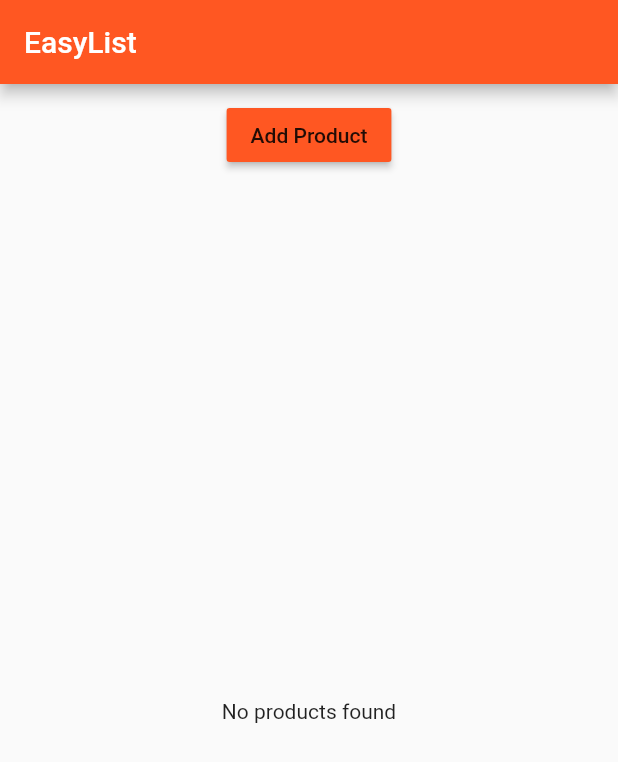
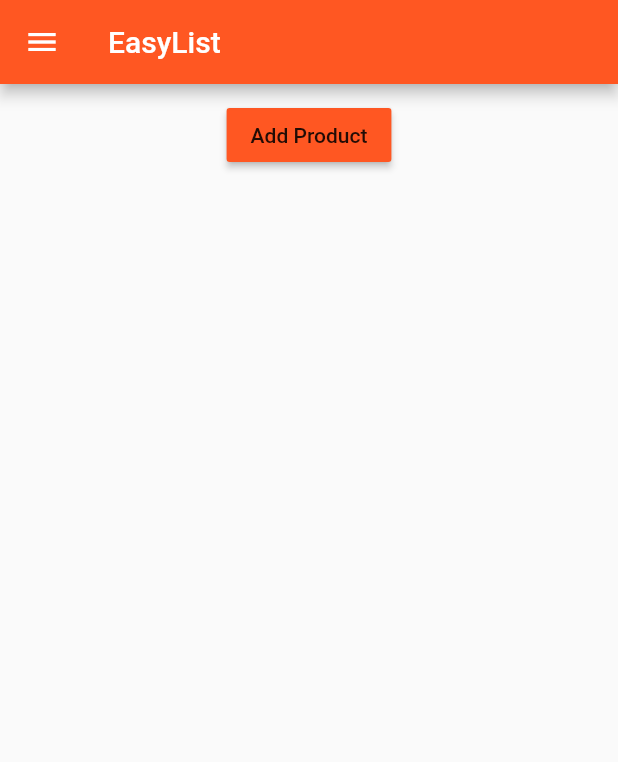
Before and after one commit to Sevak51/creating-client-biography-page, a Flutter app: the screen it shows after launch, on a phone screen of 412 x 824 dp. Shown: the top 762 px of the screen. Run offline on Flutter 3.47's test engine with Material 2 defaults, Android fonts, the phone set to English and light mode, and no system bars.

Commit message:
adding listviews

```diff
--- a/first_app/lib/main.dart
+++ b/first_app/lib/main.dart
@@ -1,7 +1,10 @@
 import 'package:flutter/material.dart';
 // import 'package:flutter/rendering.dart';
 
-import './product_manager.dart';
+import './pages/auth.dart';
+import './pages/products_admin.dart';
+import './pages/products.dart';
+import './pages/product.dart';
 
 void main() {
   // debugPaintSizeEnabled = true;
@@ -10,7 +13,29 @@ void main() {
   runApp(MyApp());
 }
 
-class MyApp extends StatelessWidget {
+class MyApp extends StatefulWidget {
+  @override
+  State<StatefulWidget> createState() {
+    return _MyAppState();
+  }
+}
+
+class _MyAppState extends State<MyApp> {
+  List<Map<String, String>> _products = [];
+
+  void _addProduct(Map<String, String> product) {
+    setState(() {
+      _products.add(product);
+    });
+    print(_products);
+  }
+
+  void _deleteProduct(int index) {
+    setState(() {
+      _products.removeAt(index);
+    });
+  }
+
   @override
   Widget build(BuildContext context) {
     return MaterialApp(
@@ -19,12 +44,31 @@ class MyApp extends StatelessWidget {
           brightness: Brightness.light,
           primarySwatch: Colors.deepOrange,
           accentColor: Colors.deepPurple),
-      home: Scaffold(
-        appBar: AppBar(
-          title: Text('EasyList'),
-        ),
-        body: ProductManager(),
-      ),
+      // home: AuthPage(),
+      routes: {
+        '/': (BuildContext context) =>
+            ProductsPage(_products, _addProduct, _deleteProduct),
+        '/admin': (BuildContext context) => ProductsAdminPage(),
+      },
+      onGenerateRoute: (RouteSettings settings) {
+        final List<String> pathElements = settings.name.split('/');
+        if (pathElements[0] != '') {
+          return null;
+        }
+        if (pathElements[1] == 'product') {
+          final int index = int.parse(pathElements[2]);
+          return MaterialPageRoute<bool>(
+            builder: (BuildContext context) => ProductPage(
+                _products[index]['title'], _products[index]['image']),
+          );
+        }
+        return null;
+      },
+      onUnknownRoute: (RouteSettings settings) {
+        return MaterialPageRoute(
+            builder: (BuildContext context) =>
+                ProductsPage(_products, _addProduct, _deleteProduct));
+      },
     );
   }
 }
--- /dev/null
+++ b/first_app/lib/pages/products.dart
@@ -0,0 +1,37 @@
+import 'package:flutter/material.dart';
+
+import '../product_manager.dart';
+
+class ProductsPage extends StatelessWidget {
+  final List<Map<String, String>> products;
+  final Function addProduct;
+  final Function deleteProduct;
+
+  ProductsPage(this.products, this.addProduct, this.deleteProduct);
+
+  @override
+  Widget build(BuildContext context) {
+    return Scaffold(
+      drawer: Drawer(
+        child: Column(
+          children: <Widget>[
+            AppBar(
+              automaticallyImplyLeading: false,
+              title: Text('Choose'),
+            ),
+            ListTile(
+              title: Text('Manage Products'),
+              onTap: () {
+                Navigator.pushReplacementNamed(context, '/admin');
+              },
+            )
+          ],
+        ),
+      ),
+      appBar: AppBar(
+        title: Text('EasyList'),
+      ),
+      body: ProductManager(products, addProduct, deleteProduct),
+    );
+  }
+}
--- a/first_app/lib/product_control.dart
+++ b/first_app/lib/product_control.dart
@@ -10,7 +10,7 @@ class ProductControl extends StatelessWidget {
       return RaisedButton(
             color: Theme.of(context).primaryColor,
             onPressed: () {
-              addProduct('Sweets');
+              addProduct({'title': 'Chocolate', 'image': 'assets/food.jpg'});
             },
             child: Text('Add Product'),
           );
--- a/first_app/lib/product_manager.dart
+++ b/first_app/lib/product_manager.dart
@@ -3,42 +3,12 @@ import 'package:flutter/material.dart';
 import './products.dart';
 import './product_control.dart';
 
-class ProductManager extends StatefulWidget {
-  final String startingProduct;
+class ProductManager extends StatelessWidget {
+  final List<Map<String, String>> products;
+  final Function addProduct;
+  final Function deleteProduct;
 
-  ProductManager({this.startingProduct = 'Sweets Tester'}) {
-    print('[ProductManager Widget] Constructor');
-  }
-
-  @override
-  State<StatefulWidget> createState() {
-    print('[ProductManager Widget] createState()');
-    return _ProductManagerState();
-  }
-}
-
-class _ProductManagerState extends State<ProductManager> {
-  List<String> _products = [];
-
-  @override
-  void initState() {
-    print('[ProductManager State] initState()');
-//    _products.add(widget.startingProduct);
-    super.initState();
-  }
-
-  @override
-  void didUpdateWidget(ProductManager oldWidget) {
-    print('[ProductManager State] didUpdateWidget()');
-    super.didUpdateWidget(oldWidget);
-  }
-
-  void _addProduct(String product) {
-    setState(() {
-      _products.add(product);
-    });
-    print(_products);
-  }
+  ProductManager(this.products, this.addProduct, this.deleteProduct);
 
   @override
   Widget build(BuildContext context) {
@@ -47,9 +17,9 @@ class _ProductManagerState extends State<ProductManager> {
       children: [
         Container(
           margin: EdgeInsets.all(10.0),
-          child: ProductControl(_addProduct),
+          child: ProductControl(addProduct),
         ),
-        Expanded(child: Products(_products))
+        Expanded(child: Products(products, deleteProduct: deleteProduct))
       ],
     );
   }
--- a/first_app/lib/products.dart
+++ b/first_app/lib/products.dart
@@ -1,41 +1,58 @@
 import 'package:flutter/material.dart';
 
+import './pages/product.dart';
+
 class Products extends StatelessWidget {
-  final List<String> products;
+  final List<Map<String, String>> products;
+  final Function deleteProduct;
 
-  Products([this.products = const []]) {
+  Products(this.products, {this.deleteProduct}) {
     print('[Products Widget] Constructor');
-  }
-
-  Widget _buildProductList () {
-    print('[Products Widget] build()');
-    Widget productCard;
-    if (products.length > 0){
-      productCard = ListView.builder(
-          itemBuilder: _buildProductItem,
-          itemCount: products.length);
-
-    }else {
-      productCard = Center(child: Text('No products found'),);
-
-    }
-    return productCard;
-
   }
 
   Widget _buildProductItem(BuildContext context, int index) {
     return Card(
       child: Column(
         children: <Widget>[
-          Image.asset('assets/food.jpg'),
-          Text(products[index])
+          Image.asset(products[index]['image']),
+          Text(products[index]['title']),
+          ButtonBar(
+            alignment: MainAxisAlignment.center,
+            children: <Widget>[
+              FlatButton(
+                child: Text('Details'),
+                onPressed: () => Navigator
+                        .pushNamed<bool>(
+                            context, '/product/' + index.toString())
+                        .then((bool value) {
+                      if (value) {
+                        deleteProduct(index);
+                      }
+                    }),
+              )
+            ],
+          )
         ],
       ),
     );
   }
 
+  Widget _buildProductList() {
+    Widget productCards;
+    if (products.length > 0) {
+      productCards = ListView.builder(
+        itemBuilder: _buildProductItem,
+        itemCount: products.length,
+      );
+    } else {
+      productCards = Container();
+    }
+    return productCards;
+  }
+
   @override
   Widget build(BuildContext context) {
-   return _buildProductList();
+    print('[Products Widget] build()');
+    return _buildProductList();
   }
 }
```
Also changed, not shown: first_app/lib/pages/auth.dart (added, +22 -0 lines), first_app/lib/pages/product.dart (added, +70 -0 lines), first_app/lib/pages/product_create.dart (added, +48 -0 lines), first_app/lib/pages/product_list.dart (added, +10 -0 lines), first_app/lib/pages/products_admin.dart (added, +50 -0 lines).
